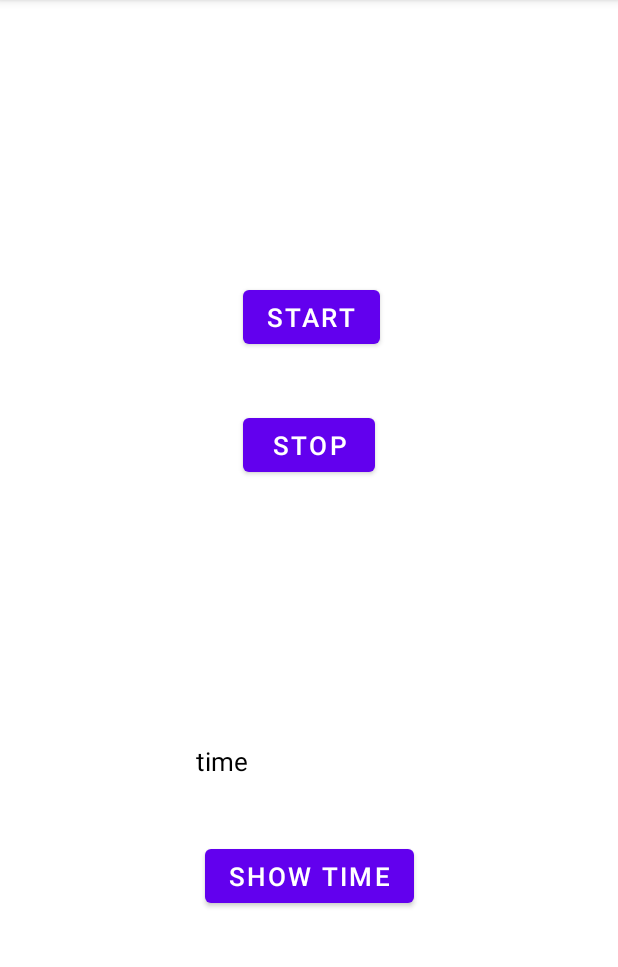
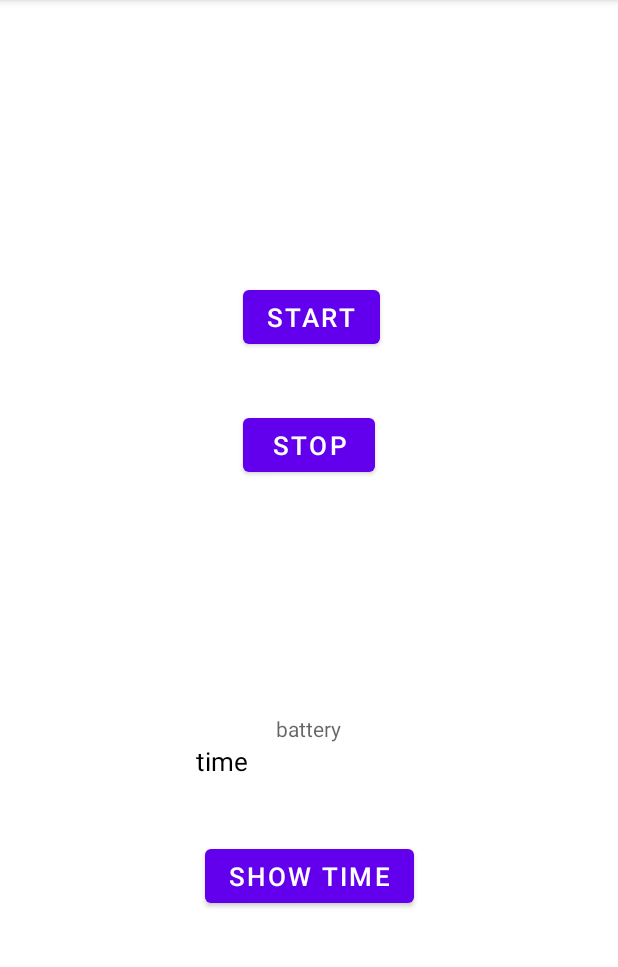
Before and after one commit to shoaib-khan895/background-task1, an Android app: the screen it shows after launch (MainActivity), on a phone screen of 412 x 824 dp, the part 84-1051 px from its top. Run offline under Robolectric (Android 15) with nearby library versions, the phone set to English and light mode, and no system bars; 2 statements that could not run were skipped.

Commit message:
textView

```diff
--- a/app/src/main/java/com/example/backgroundtasksapplication/MainActivity.kt
+++ b/app/src/main/java/com/example/backgroundtasksapplication/MainActivity.kt
@@ -2,11 +2,12 @@ package com.example.backgroundtasksapplication
 
 import android.content.*
 import android.content.pm.PackageManager
-import androidx.appcompat.app.AppCompatActivity
 import android.os.Bundle
 import android.os.IBinder
+import android.view.View
 import android.widget.Button
 import android.widget.TextView
+import androidx.appcompat.app.AppCompatActivity
 import androidx.core.app.ActivityCompat
 import androidx.core.content.ContextCompat
 import com.example.backgroundtasksapplication.Receivers.BatteryReceiver
@@ -14,9 +15,11 @@ import com.example.backgroundtasksapplication.Services.BoundService
 import com.example.backgroundtasksapplication.Services.MyService
 import com.example.backgroundtasksapplication.Threads.Main
 
+
 class MainActivity : AppCompatActivity() {
 
-    private val batteryReceiver : BroadcastReceiver = BatteryReceiver()
+    private var broadcastReceiver: BroadcastReceiver? = null
+    private val batteryReceiver: BroadcastReceiver = BatteryReceiver()
     var myService: BoundService? = null
     var isBound = false
 
@@ -24,26 +27,21 @@ class MainActivity : AppCompatActivity() {
         super.onCreate(savedInstanceState)
         setContentView(R.layout.activity_main)
 
-        // Ques 1 : Use start() join() and sleep() methods in single program to execute different threads.
-        // See Threads directory
+
         val obj = Main()
         obj.main()
 
 
-        //Ques 2 : Register receiver  for incoming calls and battery status.
-        // See MyPhoneReceiver in Receivers directory
-        // And BatteryReceiver in Receivers directory as well
-        //First, get permission from the user
-        if(ContextCompat.checkSelfPermission(this, android.Manifest.permission.READ_PHONE_STATE)
-                != PackageManager.PERMISSION_GRANTED){
+
+        if (ContextCompat.checkSelfPermission(this, android.Manifest.permission.READ_PHONE_STATE)
+                != PackageManager.PERMISSION_GRANTED) {
             ActivityCompat.requestPermissions(this,
-                    arrayOf(android.Manifest.permission.READ_PHONE_STATE),1);
+                    arrayOf(android.Manifest.permission.READ_PHONE_STATE), 1);
         }
         registerReceiver(batteryReceiver, IntentFilter(Intent.ACTION_BATTERY_CHANGED))
 
 
-        //Ques 3 : Music Player with raw file to play song in background.
-        // See MyService in Services directory
+
         val btnStart = findViewById<Button>(R.id.btnStart)
         val btnStop = findViewById<Button>(R.id.btnStop)
         val serviceIntent = Intent(applicationContext, MyService::class.java)
@@ -55,7 +53,7 @@ class MainActivity : AppCompatActivity() {
         }
 
 
-        //Ques 4 : Bind local service from activity.
+
         val intent = Intent(this, BoundService::class.java)
         bindService(intent, myConnection, Context.BIND_AUTO_CREATE)
 
@@ -65,6 +63,21 @@ class MainActivity : AppCompatActivity() {
             showTime(tv_time)
         }
 
+        val tvPercent = findViewById<TextView>(R.id.TV_battery)
+        broadcastReceiver = object : BroadcastReceiver() {
+            override fun onReceive(context: Context?, intent: Intent) {
+                val b = intent.extras
+                val message = b!!.getString("message")
+                    tvPercent.text = message
+            }
+        }
+
+
+    }
+
+    override fun onResume() {
+        super.onResume()
+        registerReceiver(broadcastReceiver, IntentFilter("broadCastName"))
     }
 
     private fun showTime(view: TextView) {
@@ -78,8 +91,7 @@ class MainActivity : AppCompatActivity() {
     }
 
 
-    //Ques 4 : Bind local service from activity.
-    // See BoundService in Services directory
+
     private val myConnection = object : ServiceConnection {
         override fun onServiceConnected(className: ComponentName, service: IBinder) {
             val binder = service as BoundService.MyLocalBinder
--- a/app/src/main/java/com/example/backgroundtasksapplication/Receivers/BatteryReceiver.kt
+++ b/app/src/main/java/com/example/backgroundtasksapplication/Receivers/BatteryReceiver.kt
@@ -3,9 +3,7 @@ package com.example.backgroundtasksapplication.Receivers
 import android.content.BroadcastReceiver
 import android.content.Context
 import android.content.Intent
-import android.widget.TextView
 import android.widget.Toast
-import com.example.backgroundtasksapplication.R
 
 
 public class BatteryReceiver : BroadcastReceiver() {
@@ -14,6 +12,12 @@ public class BatteryReceiver : BroadcastReceiver() {
         if(percentage != 0){
             Toast.makeText(context, percentage.toString() + "%", Toast.LENGTH_LONG).show()
 
+            val i = Intent("broadCastName")
+            // Data you need to pass to activity
+            // Data you need to pass to activity
+            i.putExtra("message",percentage.toString()+"%")
+
+            context!!.sendBroadcast(i)
 
         }
     }
--- a/app/src/main/res/layout/activity_main.xml
+++ b/app/src/main/res/layout/activity_main.xml
@@ -58,13 +58,13 @@
         app:layout_constraintTop_toTopOf="parent"
         app:layout_constraintVertical_bias="0.778" />
 
-<!--    <TextView-->
-<!--        android:id="@+id/TV_battery"-->
-<!--        android:layout_width="wrap_content"-->
-<!--        android:layout_height="wrap_content"-->
-<!--        android:hint="@string/battery"-->
-<!--        app:layout_constraintBottom_toTopOf="@+id/tv_time"-->
-<!--        app:layout_constraintEnd_toEndOf="@+id/tv_time"-->
-<!--        app:layout_constraintStart_toStartOf="@+id/tv_time" />-->
+    <TextView
+        android:id="@+id/TV_battery"
+        android:layout_width="wrap_content"
+        android:layout_height="wrap_content"
+        android:hint="@string/battery"
+        app:layout_constraintBottom_toTopOf="@+id/tv_time"
+        app:layout_constraintEnd_toEndOf="@+id/tv_time"
+        app:layout_constraintStart_toStartOf="@+id/tv_time" />
 
 </androidx.constraintlayout.widget.ConstraintLayout>
```
